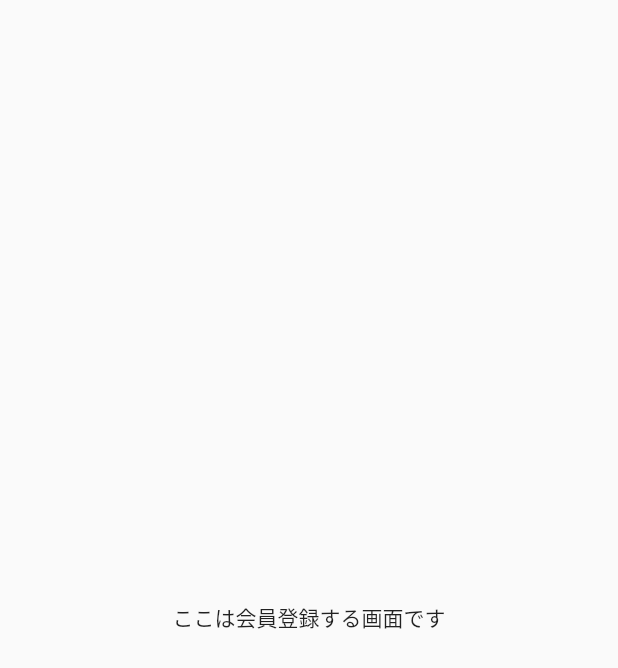
After one commit to schezo817/blockposts, a Flutter app: the SignupView screen opened by its route, on a phone screen of 412 x 824 dp. The commit adds this screen. Shown: the top 668 px of the screen. Run offline on Flutter 3.47's test engine with Material 2 defaults, Android fonts, the phone set to English and light mode, and no system bars; our stand-ins replace flutter_riverpod, go_router.

Commit message:
pageの追加

```diff
--- a/blockposts_frontend/lib/route/router.dart
+++ b/blockposts_frontend/lib/route/router.dart
@@ -2,6 +2,8 @@ import 'package:flutter/material.dart';
 import 'package:flutter_riverpod/flutter_riverpod.dart';
 import 'package:go_router/go_router.dart';
 import '../scenes/home_view.dart';
+import '../scenes/login_view.dart';
+import '../scenes/signup_view.dart';
 
 final router = Provider((ref) => GoRouter(
   routes: [
@@ -10,8 +12,16 @@ final router = Provider((ref) => GoRouter(
       builder: (context, state) => const HomeView(),
     ),
     GoRoute(
-      path: '/top',
+      path: '/home',
       builder: (context, state) => const HomeView(),
+    ),
+    GoRoute(
+      path: '/login',
+      builder: (context, state) => const LoginView(),
+    ),
+    GoRoute(
+      path: '/signup',
+      builder: (context, state) => const SignupView(),
     ),
   ],
 
--- /dev/null
+++ b/blockposts_frontend/lib/scenes/signup_view.dart
@@ -0,0 +1,28 @@
+import 'package:flutter/material.dart';
+import 'package:flutter_riverpod/flutter_riverpod.dart';
+import 'package:go_router/go_router.dart';
+
+class  SignupView extends ConsumerStatefulWidget {
+  const SignupView({Key? key}) : super(key: key);
+
+  @override
+  ConsumerState<SignupView> createState() => _SignupViewState();
+}
+
+class _SignupViewState extends ConsumerState<SignupView> {
+  @override
+  Widget build(BuildContext context) {
+    return WillPopScope(
+      onWillPop: () async {
+        return true;
+      },
+      child: Scaffold(
+        body: Center(
+          child: Text(
+            "ここは会員登録する画面です",
+          ),
+        ),
+      ),
+    );
+  }
+}
```
Also changed, not shown: blockposts_frontend/lib/scenes/login_view.dart (added, +28 -0 lines).
